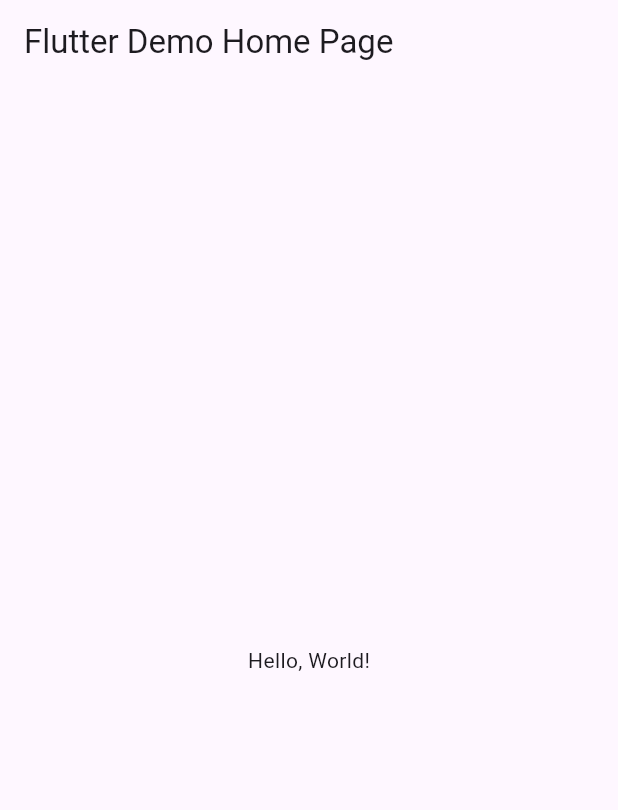
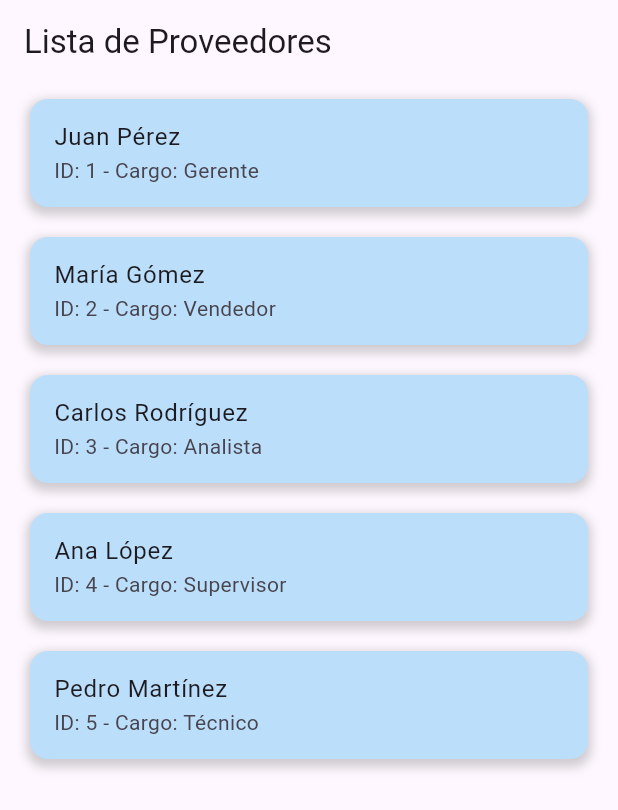
Before and after one commit to ArielRodriguez07/examen2_ariel0706, a Flutter app: the screen it shows after launch, on a phone screen of 412 x 824 dp. Shown: the top 810 px of the screen. Run offline on Flutter 3.47's test engine with Material 3 defaults, Android fonts, the phone set to English and light mode, and no system bars.

```diff
--- a/lib/main.dart
+++ b/lib/main.dart
@@ -1,41 +1,67 @@
 import 'package:flutter/material.dart';
 
-void main() => runApp(MyApp());
+void main() {
+  runApp(MyApp());
+}
 
 class MyApp extends StatelessWidget {
-  const MyApp({super.key});
-  // This widget is the root of your application.
   @override
   Widget build(BuildContext context) {
     return MaterialApp(
-      // Application name
-      title: 'Flutter Hello World',
-      // Application theme data, you can set the colors for the application as
-      // you want
-      theme: ThemeData(
-        // useMaterial3: false,
-        primarySwatch: Colors.blue,
-      ),
-      // A widget which will be started on application startup
-      home: MyHomePage(title: 'Flutter Demo Home Page'),
+      debugShowCheckedModeBanner: false,
+      home: ProveedoresList(),
     );
   }
 }
 
-class MyHomePage extends StatelessWidget {
-  final String title;
-  const MyHomePage({super.key, required this.title});
+class Proveedor {
+  final int idProveedor;
+  final String nombre;
+  final String apellido;
+  final String cargo; // Nuevo atributo
+
+  Proveedor(this.idProveedor, this.nombre, this.apellido, this.cargo);
+}
+
+class ProveedoresList extends StatelessWidget {
+  final List<Map<String, dynamic>> proveedoresData = [
+    {'id': 1, 'nombre': 'Juan', 'apellido': 'Pérez', 'cargo': 'Gerente'},
+    {'id': 2, 'nombre': 'María', 'apellido': 'Gómez', 'cargo': 'Vendedor'},
+    {'id': 3, 'nombre': 'Carlos', 'apellido': 'Rodríguez', 'cargo': 'Analista'},
+    {'id': 4, 'nombre': 'Ana', 'apellido': 'López', 'cargo': 'Supervisor'},
+    {'id': 5, 'nombre': 'Pedro', 'apellido': 'Martínez', 'cargo': 'Técnico'},
+  ];
 
   @override
   Widget build(BuildContext context) {
     return Scaffold(
       appBar: AppBar(
-        // The title text which will be shown on the action bar
-        title: Text(title),
+        title: Text('Lista de Proveedores'),
       ),
       body: Center(
-        child: Text(
-          'Hello, World!',
+        child: Column(
+          children: proveedoresData.map((proveedor) {
+            return Container(
+              margin: EdgeInsets.symmetric(vertical: 10, horizontal: 20),
+              decoration: BoxDecoration(
+                color: Colors.blue[100],
+                borderRadius: BorderRadius.circular(12),
+                boxShadow: [
+                  BoxShadow(
+                    color: Colors.grey.withOpacity(0.5),
+                    spreadRadius: 2,
+                    blurRadius: 5,
+                    offset: Offset(0, 3),
+                  ),
+                ],
+              ),
+              child: ListTile(
+                title: Text('${proveedor['nombre']} ${proveedor['apellido']}'),
+                subtitle: Text(
+                    'ID: ${proveedor['id']} - Cargo: ${proveedor['cargo']}'), // Muestra el cargo
+              ),
+            );
+          }).toList(),
         ),
       ),
     );
```
Also changed, not shown: examen 8.PNG (added).
